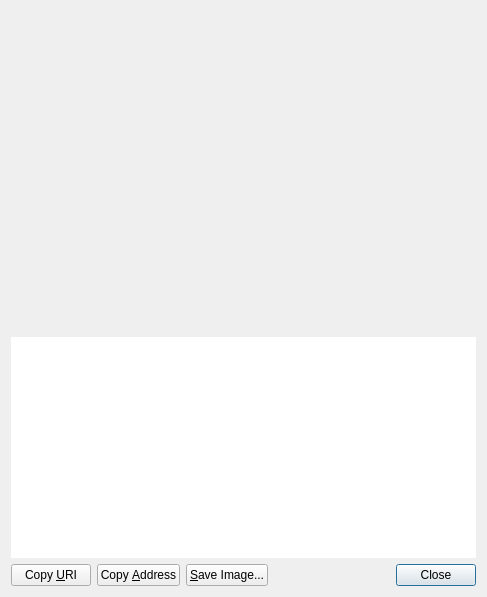
This is src/qt/forms/receiverequestdialog.ui in rlinxy/fcore as Qt 5 draws it before an edit. The edited form follows.
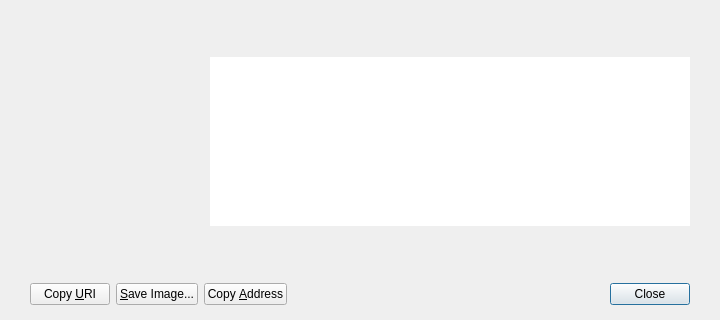
This is the edited form. Custom widgets are drawn as their Qt base class.

```diff
--- a/src/qt/forms/receiverequestdialog.ui
+++ b/src/qt/forms/receiverequestdialog.ui
@@ -6,23 +6,63 @@
    <rect>
     <x>0</x>
     <y>0</y>
-    <width>487</width>
-    <height>597</height>
+    <width>720</width>
+    <height>320</height>
    </rect>
   </property>
-  <layout class="QVBoxLayout" name="verticalLayout_3">
+  <layout class="QVBoxLayout" name="verticalLayout_2">
+   <property name="spacing">
+    <number>0</number>
+   </property>
+   <property name="leftMargin">
+    <number>0</number>
+   </property>
+   <property name="topMargin">
+    <number>15</number>
+   </property>
+   <property name="rightMargin">
+    <number>0</number>
+   </property>
+   <property name="bottomMargin">
+    <number>0</number>
+   </property>
+   <item>
+    <layout class="QVBoxLayout" name="verticalLayout">
+     <property name="spacing">
+      <number>0</number>
+     </property>
+     <item>
+      <layout class="QHBoxLayout" name="horizontalLayout_3">
+       <property name="leftMargin">
+        <number>10</number>
+       </property>
+       <property name="topMargin">
+        <number>0</number>
+       </property>
+       <property name="rightMargin">
+        <number>30</number>
+       </property>
+       <property name="bottomMargin">
+        <number>0</number>
+       </property>
    <item>
     <widget class="QRImageWidget" name="lblQRCode">
      <property name="sizePolicy">
-      <sizepolicy hsizetype="Expanding" vsizetype="Fixed">
+          <sizepolicy hsizetype="Minimum" vsizetype="Minimum">
        <horstretch>0</horstretch>
        <verstretch>0</verstretch>
       </sizepolicy>
      </property>
      <property name="minimumSize">
       <size>
-       <width>300</width>
-       <height>320</height>
+           <width>200</width>
+           <height>200</height>
+          </size>
+         </property>
+         <property name="maximumSize">
+          <size>
+           <width>200</width>
+           <height>200</height>
       </size>
      </property>
      <property name="toolTip">
@@ -40,6 +80,27 @@
     </widget>
    </item>
    <item>
+        <layout class="QVBoxLayout" name="verticalLayout_3">
+         <property name="topMargin">
+          <number>25</number>
+         </property>
+         <property name="bottomMargin">
+          <number>25</number>
+         </property>
+         <item>
+          <spacer name="verticalSpacer">
+           <property name="orientation">
+            <enum>Qt::Vertical</enum>
+           </property>
+           <property name="sizeHint" stdset="0">
+            <size>
+             <width>20</width>
+             <height>40</height>
+            </size>
+           </property>
+          </spacer>
+         </item>
+         <item>
     <widget class="QTextEdit" name="outUri">
      <property name="sizePolicy">
       <sizepolicy hsizetype="Expanding" vsizetype="Expanding">
@@ -68,6 +129,40 @@
     </widget>
    </item>
    <item>
+          <spacer name="verticalSpacer_2">
+           <property name="orientation">
+            <enum>Qt::Vertical</enum>
+           </property>
+           <property name="sizeHint" stdset="0">
+            <size>
+             <width>20</width>
+             <height>40</height>
+            </size>
+           </property>
+          </spacer>
+         </item>
+        </layout>
+       </item>
+      </layout>
+     </item>
+    </layout>
+   </item>
+   <item>
+    <widget class="QWidget" name="buttonsContainerWhite" native="true">
+     <layout class="QVBoxLayout" name="verticalLayout_4">
+      <property name="leftMargin">
+       <number>30</number>
+      </property>
+      <property name="topMargin">
+       <number>15</number>
+      </property>
+      <property name="rightMargin">
+       <number>30</number>
+      </property>
+      <property name="bottomMargin">
+       <number>15</number>
+      </property>
+      <item>
     <layout class="QHBoxLayout" name="horizontalLayout">
      <item>
       <widget class="QPushButton" name="btnCopyURI">
@@ -79,16 +174,6 @@
        </property>
       </widget>
      </item>
-     <item>
-      <widget class="QPushButton" name="btnCopyAddress">
-       <property name="text">
-        <string>Copy &amp;Address</string>
-       </property>
-       <property name="autoDefault">
-        <bool>false</bool>
-       </property>
-      </widget>
-     </item>
      <item>
       <widget class="QPushButton" name="btnSaveAs">
        <property name="text">
@@ -100,7 +185,17 @@
       </widget>
      </item>
      <item>
-      <spacer name="horizontalSpacer_2">
+         <widget class="QPushButton" name="btnCopyAddress">
+          <property name="text">
+           <string>Copy &amp;Address</string>
+          </property>
+          <property name="autoDefault">
+           <bool>false</bool>
+          </property>
+         </widget>
+        </item>
+        <item>
+         <spacer name="horizontalSpacer">
        <property name="orientation">
         <enum>Qt::Horizontal</enum>
        </property>
@@ -114,12 +209,18 @@
      </item>
      <item>
       <widget class="QDialogButtonBox" name="buttonBox">
+          <property name="styleSheet">
+           <string notr="true"/>
+          </property>
        <property name="standardButtons">
         <set>QDialogButtonBox::Close</set>
        </property>
       </widget>
      </item>
     </layout>
+      </item>
+     </layout>
+    </widget>
    </item>
   </layout>
  </widget>
```
Lines whose indentation alone changed are shown as unchanged.
